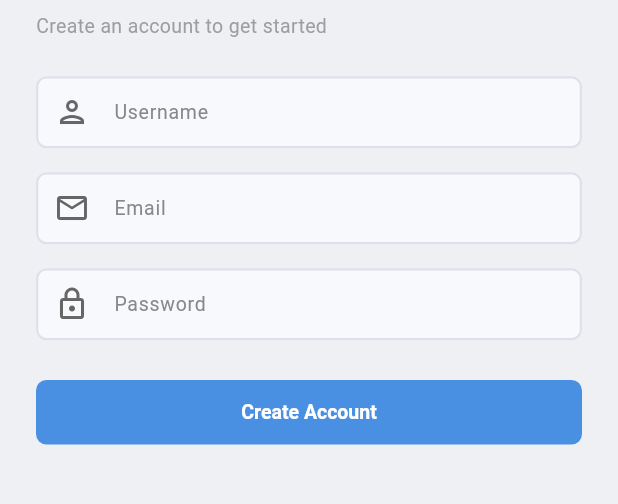
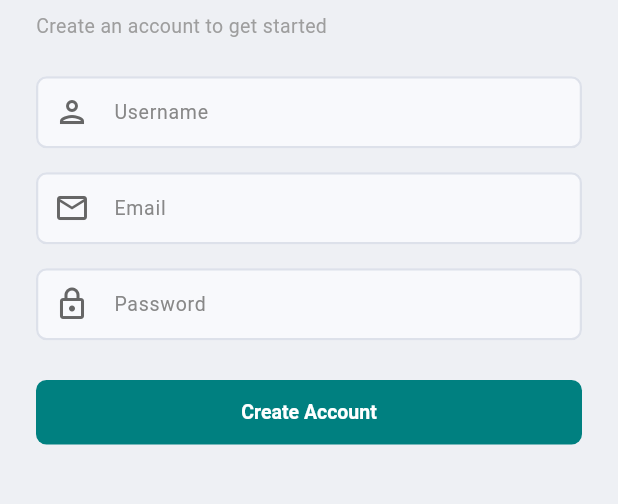
Before and after one commit to danboy/vibe_tenplate, a Flutter app: the screen it shows after launch, after a tap on "Sign In", after a tap on "Don't have an account? Register", on a phone screen of 412 x 824 dp, the part 460-964 px from its top. Run offline on Flutter 3.47's test engine with Material 3 defaults, Android fonts, the phone set to English and light mode, and no system bars; our stand-ins replace flutter_dotenv, flutter_markdown, flutter_svg, go_router, shared_preferences; accounts and stored records are empty; network calls fail; Roboto replaces fonts that are missing (system-ui).

Commit message:
wip: add logo. theme updates

```diff
--- a/frontend/lib/main.dart
+++ b/frontend/lib/main.dart
@@ -37,14 +37,14 @@ class _App extends StatelessWidget {
       theme: ThemeData(
         useMaterial3: true,
         colorScheme: const ColorScheme.light(
-          primary: Color(0xFF4A90E2),
+          primary: Color(0xFF008080),
           onPrimary: Color(0xFFFFFFFF),
-          primaryContainer: Color(0xFFDBEAFE),
-          onPrimaryContainer: Color(0xFF1A4A7A),
-          secondary: Color(0xFF6C8EBD),
+          primaryContainer: Color(0xFFB2DFDF),
+          onPrimaryContainer: Color(0xFF004040),
+          secondary: Color(0xFF4DAAAA),
           onSecondary: Color(0xFFFFFFFF),
-          secondaryContainer: Color(0xFFEFF6FF),
-          onSecondaryContainer: Color(0xFF2C6FBD),
+          secondaryContainer: Color(0xFFE0F4F4),
+          onSecondaryContainer: Color(0xFF006060),
           error: Color(0xFFE74C3C),
           onError: Color(0xFFFFFFFF),
           errorContainer: Color(0xFFFFDAD6),
@@ -58,7 +58,7 @@ class _App extends StatelessWidget {
           scrim: Color(0xFF000000),
           inverseSurface: Color(0xFF1A1A2E),
           onInverseSurface: Color(0xFFFFFFFF),
-          inversePrimary: Color(0xFF90CAF9),
+          inversePrimary: Color(0xFF80BFBF),
           shadow: Color(0xFF000000),
         ),
         scaffoldBackgroundColor: const Color(0xFFEEF0F4),
@@ -83,7 +83,7 @@ class _App extends StatelessWidget {
         navigationBarTheme: NavigationBarThemeData(
           backgroundColor: const Color(0xFFFFFFFF),
           surfaceTintColor: Colors.transparent,
-          indicatorColor: const Color(0xFFDBEAFE),
+          indicatorColor: const Color(0xFFB2DFDF),
           elevation: 0,
           shadowColor: Colors.transparent,
           labelTextStyle: WidgetStateProperty.resolveWith((states) {
@@ -92,7 +92,7 @@ class _App extends StatelessWidget {
               fontSize: 11,
               fontWeight: active ? FontWeight.w600 : FontWeight.w400,
               color: active
-                  ? const Color(0xFF4A90E2)
+                  ? const Color(0xFF008080)
                   : const Color(0xFF888888),
             );
           }),
@@ -100,7 +100,7 @@ class _App extends StatelessWidget {
             final active = states.contains(WidgetState.selected);
             return IconThemeData(
               color: active
-                  ? const Color(0xFF4A90E2)
+                  ? const Color(0xFF008080)
                   : const Color(0xFF888888),
               size: 22,
             );
@@ -128,7 +128,7 @@ class _App extends StatelessWidget {
           ),
           focusedBorder: OutlineInputBorder(
             borderRadius: BorderRadius.circular(7),
-            borderSide: const BorderSide(color: Color(0xFF4A90E2), width: 1.5),
+            borderSide: const BorderSide(color: Color(0xFF008080), width: 1.5),
           ),
           labelStyle: const TextStyle(color: Color(0xFF888888), fontSize: 13),
           hintStyle: const TextStyle(color: Color(0xFFBBBBBB), fontSize: 13),
@@ -137,7 +137,7 @@ class _App extends StatelessWidget {
         ),
         filledButtonTheme: FilledButtonThemeData(
           style: FilledButton.styleFrom(
-            backgroundColor: const Color(0xFF4A90E2),
+            backgroundColor: const Color(0xFF008080),
             foregroundColor: const Color(0xFFFFFFFF),
             textStyle: const TextStyle(fontWeight: FontWeight.w600, fontSize: 13),
             shape: RoundedRectangleBorder(borderRadius: BorderRadius.circular(7)),
@@ -146,7 +146,7 @@ class _App extends StatelessWidget {
         ),
         textButtonTheme: TextButtonThemeData(
           style: TextButton.styleFrom(
-            foregroundColor: const Color(0xFF4A90E2),
+            foregroundColor: const Color(0xFF008080),
             textStyle: const TextStyle(fontWeight: FontWeight.w500, fontSize: 13),
             shape: RoundedRectangleBorder(borderRadius: BorderRadius.circular(7)),
           ),
@@ -177,7 +177,7 @@ class _App extends StatelessWidget {
           ),
         ),
         floatingActionButtonTheme: FloatingActionButtonThemeData(
-          backgroundColor: const Color(0xFF4A90E2),
+          backgroundColor: const Color(0xFF008080),
           foregroundColor: const Color(0xFFFFFFFF),
           elevation: 3,
           shape: RoundedRectangleBorder(borderRadius: BorderRadius.circular(14)),
--- a/frontend/lib/screens/login_screen.dart
+++ b/frontend/lib/screens/login_screen.dart
@@ -1,4 +1,5 @@
 import 'package:flutter/material.dart';
+import 'package:flutter_svg/flutter_svg.dart';
 import 'package:go_router/go_router.dart';
 import 'package:provider/provider.dart';
 import '../providers/auth_provider.dart';
@@ -58,8 +59,7 @@ class _LoginScreenState extends State<LoginScreen> {
                 child: Column(
                   crossAxisAlignment: CrossAxisAlignment.stretch,
                   children: [
-                    Icon(Icons.dinner_dining,
-                        size: 64, color: theme.colorScheme.primary),
+                    SvgPicture.asset('assets/logo.svg', height: 64),
                     const SizedBox(height: 8),
                     Text(
                       '10Plate',
--- a/frontend/pubspec.yaml
+++ b/frontend/pubspec.yaml
@@ -20,6 +20,7 @@ dependencies:
   go_router: ^13.0.0
   flutter_dotenv: ^5.1.0
   flutter_markdown: ^0.7.7+1
+  flutter_svg: ^2.0.0
 
 dev_dependencies:
   flutter_test:
@@ -31,3 +32,4 @@ flutter:
   assets:
     - .env
     - .env.prod
+    - assets/logo.svg
```
Also changed, not shown: 10plate.svg (added), frontend/assets/logo.svg (added), frontend/pubspec.lock, logo.svg (added), 5 other files.
